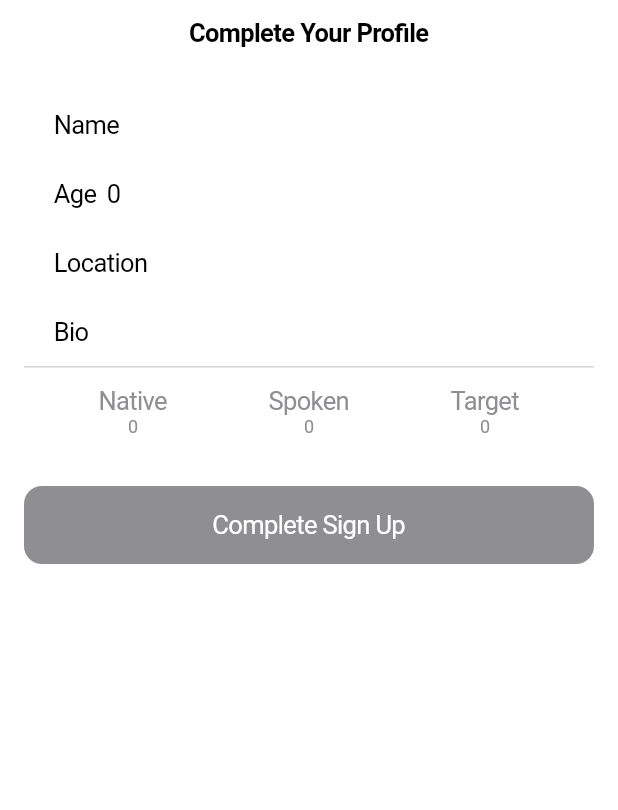
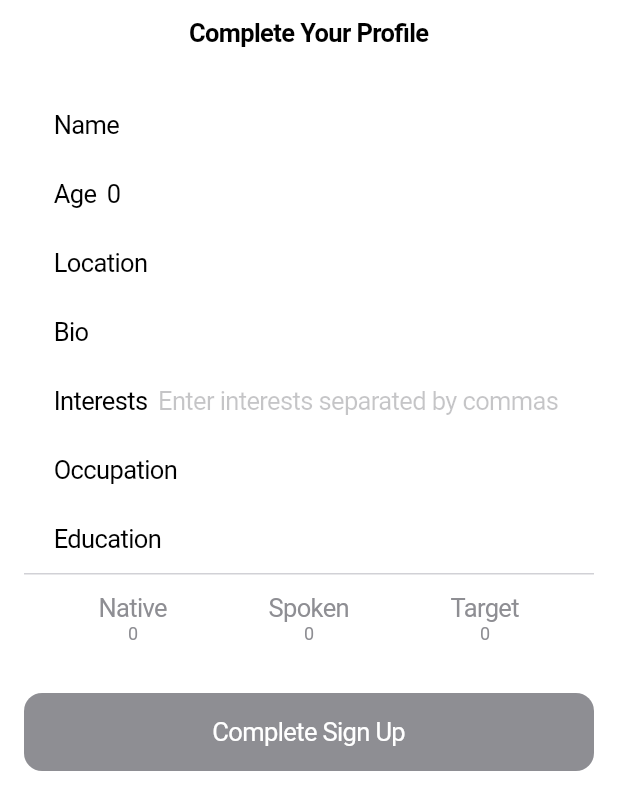
Before and after one commit to NikKowPHP/lessaylearn, a Flutter app: the screen it shows once a user with an empty profile is signed in, on a phone screen of 412 x 824 dp. Shown: the top 810 px of the screen. Run offline on Flutter 3.47's test engine with Material 3 defaults, Android fonts, the phone set to English and light mode, and no system bars; our stand-ins replace csv, equatable, file_picker, firebase_auth, firebase_core, fl_chart and 7 more; missing offline and left inert: just_the_tooltip, translator, word_cloud; accounts and stored records are empty.

Commit message:
feat: Add additional fields to signup forms

```diff
--- a/lib/core/auth/presentation/sign_up_forms.dart
+++ b/lib/core/auth/presentation/sign_up_forms.dart
@@ -23,6 +23,8 @@ class _SignUpFormsScreenState extends ConsumerState<SignUpFormsScreen> {
   List<UserLanguage> _selectedNativeLanguages = [];
   List<UserLanguage> _selectedSpokenLanguages = [];
   List<UserLanguage> _selectedTargetLanguages = [];
+
+  final TextEditingController _interestsController = TextEditingController();
 
   @override
   void initState() {
@@ -67,12 +69,10 @@ class _SignUpFormsScreenState extends ConsumerState<SignUpFormsScreen> {
   void _submitForm() {
     if (_formKey.currentState!.validate()) {
       _user = _user.copyWith(
-        sourceLanguageIds:
-            _selectedNativeLanguages.map((l) => l.languageId).toList(),
-        spokenLanguageIds:
-            _selectedSpokenLanguages.map((l) => l.languageId).toList(),
-        targetLanguageIds:
-            _selectedTargetLanguages.map((l) => l.languageId).toList(),
+        sourceLanguageIds: _selectedNativeLanguages.map((l) => l.languageId).toList(),
+        spokenLanguageIds: _selectedSpokenLanguages.map((l) => l.languageId).toList(),
+        targetLanguageIds: _selectedTargetLanguages.map((l) => l.languageId).toList(),
+        interests: _interestsController.text.split(',').map((e) => e.trim()).toList(),
       );
 
       ref.read(signUpProvider.notifier).completeSignUp(_user);
@@ -117,6 +117,7 @@ class _SignUpFormsScreenState extends ConsumerState<SignUpFormsScreen> {
                 validator: (value) =>
                     value!.isEmpty ? 'Name is required' : null,
               ),
+
               CupertinoTextFormFieldRow(
                 prefix: const Text('Age'),
                 initialValue: _user.age.toString(),
@@ -135,6 +136,21 @@ class _SignUpFormsScreenState extends ConsumerState<SignUpFormsScreen> {
                 prefix: const Text('Bio'),
                 initialValue: _user.bio,
                 onChanged: (value) => _user = _user.copyWith(bio: value),
+              ),
+              CupertinoTextFormFieldRow(
+                prefix: const Text('Interests'),
+                controller: _interestsController,
+                placeholder: 'Enter interests separated by commas',
+              ),
+              CupertinoTextFormFieldRow(
+                prefix: const Text('Occupation'),
+                initialValue: _user.occupation,
+                onChanged: (value) => _user = _user.copyWith(occupation: value),
+              ),
+              CupertinoTextFormFieldRow(
+                prefix: const Text('Education'),
+                initialValue: _user.education,
+                onChanged: (value) => _user = _user.copyWith(education: value),
               ),
               _buildLanguageBottomBar(),
               _buildTargetLanguageLevels(),
@@ -231,7 +247,6 @@ class _SignUpFormsScreenState extends ConsumerState<SignUpFormsScreen> {
     );
   }
 }
-
 
 class LanguageSelectorSheet extends ConsumerStatefulWidget {
   final String title;
```
